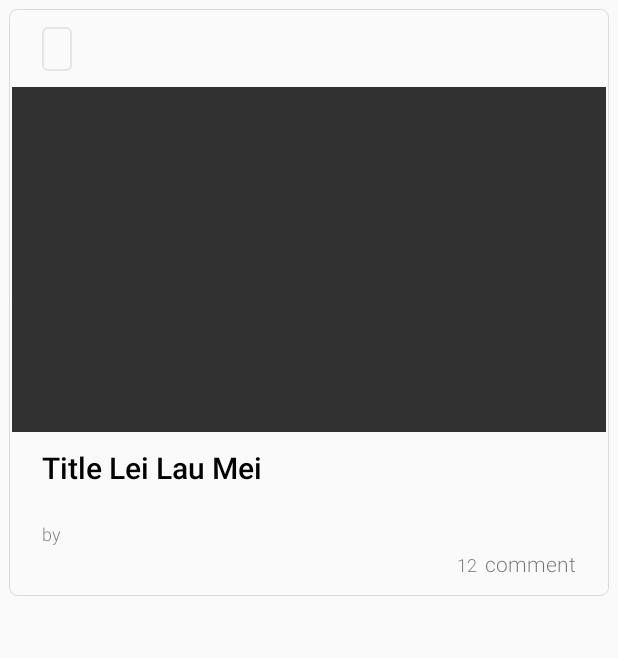
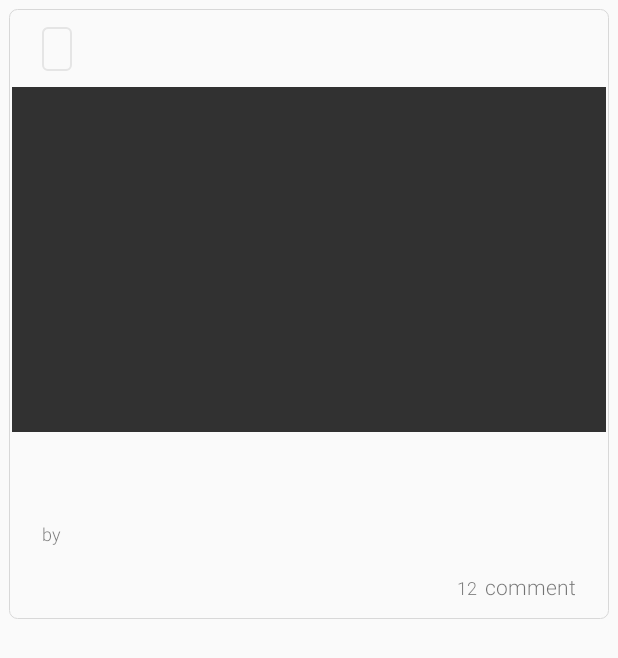
Before and after one commit to Anthonyeef/GuokrRead, an Android app: the layout feed_list_item.xml on its own in the app's theme, with its tools: preview values and no code run, on a phone screen of 412 x 824 dp. Shown: the top 658 px of the screen. Run offline under Robolectric (Android 15) with nearby library versions, the phone set to English and light mode, and no system bars; plain views replace SimpleDraweeView.

Commit message:
modify list item layout structure

```diff
--- a/app/src/main/res/layout/feed_list_item.xml
+++ b/app/src/main/res/layout/feed_list_item.xml
@@ -1,11 +1,13 @@
 <?xml version="1.0" encoding="utf-8"?>
-<RelativeLayout
+
+<LinearLayout
     xmlns:android="http://schemas.android.com/apk/res/android"
     android:layout_width="match_parent"
     android:layout_height="wrap_content"
     android:layout_margin="6dp"
     android:padding="2dp"
     android:background="@drawable/layout_round_corner"
+    android:orientation="vertical"
     >
 
     <RelativeLayout
@@ -30,45 +32,28 @@
             />
     </RelativeLayout>
 
-    <RelativeLayout
-        android:id="@+id/head_img"
-        android:layout_width="match_parent"
-        android:layout_height="wrap_content"
-        android:layout_below="@id/item_header"
-        android:paddingBottom="@dimen/item_height_between_pic_and_title"
-        >
-
     <com.facebook.drawee.view.SimpleDraweeView
         android:id="@+id/head_img_view"
         android:layout_width="match_parent"
         android:layout_height="wrap_content"
+        android:layout_marginBottom="@dimen/item_height_between_pic_and_title"
         android:background="@color/img_placeholder"
         android:minHeight="@dimen/head_pic_min_height"
         android:scaleType="centerCrop"
         />
-    </RelativeLayout>
 
     <TextView
         android:id="@+id/feed_title"
         android:layout_width="match_parent"
         android:layout_height="wrap_content"
-        android:layout_below="@id/head_img"
         android:fontFamily="sans-serif-light"
         android:paddingLeft="@dimen/feed_title_padding_left"
         android:paddingRight="@dimen/feed_title_padding_right"
         android:paddingBottom="@dimen/item_height_between_pic_and_title"
         android:textColor="@color/default_font"
-        android:text="Title Lei Lau Mei"
         android:textSize="@dimen/feed_title_font_size"
         android:textStyle="bold"
         />
-
-    <RelativeLayout
-        android:id="@+id/feed_detail"
-        android:layout_width="match_parent"
-        android:layout_height="@dimen/feed_detail_height"
-        android:layout_below="@id/feed_title"
-        >
 
     <RelativeLayout
         android:id="@+id/author"
@@ -120,10 +105,9 @@
     <LinearLayout
         android:layout_width="wrap_content"
         android:layout_height="wrap_content"
-            android:layout_alignParentBottom="true"
-            android:layout_alignParentRight="true"
         android:layout_marginBottom="10dp"
         android:layout_marginRight="20dp"
+        android:layout_gravity="right"
         android:orientation="horizontal"
         >
 
@@ -143,5 +127,4 @@
             android:text="comment"
             />
     </LinearLayout>
-    </RelativeLayout>
-</RelativeLayout>
+</LinearLayout>
```
Lines whose indentation alone changed are shown as unchanged.
